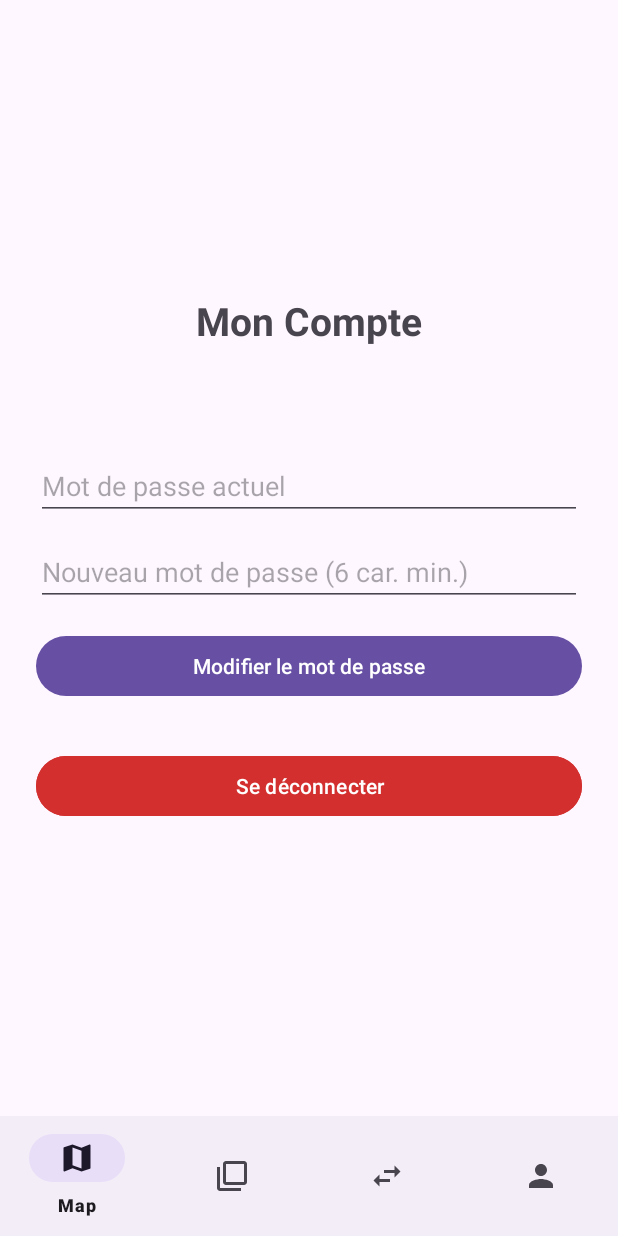
After one commit to thao-samyn/WikiMapsCards, an Android app: the fragment AccountFragment placed in its activity, on a phone screen of 412 x 824 dp. The commit adds this screen. Run offline under Robolectric (Android 15) with nearby library versions, the phone set to English and light mode, and no system bars; our stand-ins replace Firebase (no records; nobody signed in at launch, a user with empty details on screens opened directly).

Commit message:
feat(account): ajout de l'onglet Compte

```diff
--- a/app/src/main/java/com/thaosamyn/wikimapscards/MainActivity.java
+++ b/app/src/main/java/com/thaosamyn/wikimapscards/MainActivity.java
@@ -10,6 +10,7 @@ import androidx.core.view.WindowInsetsCompat;
 import androidx.fragment.app.Fragment;
 import com.google.android.material.bottomnavigation.BottomNavigationView;
 
+import com.thaosamyn.wikimapscards.ui.account.AccountFragment;
 import com.thaosamyn.wikimapscards.ui.collection.CollectionFragment;
 import com.thaosamyn.wikimapscards.ui.map.MapFragment;
 import com.thaosamyn.wikimapscards.ui.trade.TradesFragment;
@@ -37,6 +38,8 @@ public class MainActivity extends AppCompatActivity {
                 showFragment(new CollectionFragment());
             } else if (id == R.id.nav_trades) {
                 showFragment(new TradesFragment());
+            } else if (id == R.id.nav_account) {
+                showFragment(new AccountFragment());
             } else {
                 return false;
             }
--- /dev/null
+++ b/app/src/main/java/com/thaosamyn/wikimapscards/ui/account/AccountFragment.java
@@ -0,0 +1,92 @@
+package com.thaosamyn.wikimapscards.ui.account;
+
+import android.content.Intent;
+import android.os.Bundle;
+import android.view.LayoutInflater;
+import android.view.View;
+import android.view.ViewGroup;
+import android.widget.Button;
+import android.widget.EditText;
+import android.widget.TextView;
+import android.widget.Toast;
+
+import androidx.annotation.NonNull;
+import androidx.annotation.Nullable;
+import androidx.fragment.app.Fragment;
+
+import com.google.firebase.auth.AuthCredential;
+import com.google.firebase.auth.EmailAuthProvider;
+import com.google.firebase.auth.FirebaseAuth;
+import com.google.firebase.auth.FirebaseUser;
+import com.thaosamyn.wikimapscards.LoginActivity;
+import com.thaosamyn.wikimapscards.R;
+
+public class AccountFragment extends Fragment {
+
+    private FirebaseAuth mAuth;
+
+    @Nullable
+    @Override
+    public View onCreateView(@NonNull LayoutInflater inflater, @Nullable ViewGroup container,
+                             @Nullable Bundle savedInstanceState) {
+        View view = inflater.inflate(R.layout.fragment_account, container, false);
+
+        // Récupération de la session Firebase active
+        mAuth = FirebaseAuth.getInstance();
+        FirebaseUser user = mAuth.getCurrentUser();
+
+        TextView emailText = view.findViewById(R.id.accountEmailText);
+        EditText oldPasswordInput = view.findViewById(R.id.oldPasswordInput);
+        EditText newPasswordInput = view.findViewById(R.id.newPasswordInput);
+        Button changePasswordButton = view.findViewById(R.id.changePasswordButton);
+        Button logoutButton = view.findViewById(R.id.logoutButton);
+
+        // Affichage de l'adresse e-mail de l'utilisateur connecté
+        if (user != null) {
+            emailText.setText(user.getEmail());
+        }
+
+        // Modification du mot de passe
+        changePasswordButton.setOnClickListener(v -> {
+            String oldPassword = oldPasswordInput.getText().toString().trim();
+            String newPassword = newPasswordInput.getText().toString().trim();
+
+            if (oldPassword.isEmpty() || newPassword.length() < 6) {
+                Toast.makeText(getActivity(), "Remplissez les champs (6 caractères min.)", Toast.LENGTH_LONG).show();
+                return;
+            }
+
+            if (user == null || user.getEmail() == null) return;
+
+            // Firebase impose de revérifier l'ancien mot de passe avant de le changer
+            AuthCredential credential = EmailAuthProvider.getCredential(user.getEmail(), oldPassword);
+            user.reauthenticate(credential).addOnCompleteListener(reauthTask -> {
+                if (reauthTask.isSuccessful()) {
+                    // Enregistrement du nouveau mot de passe
+                    user.updatePassword(newPassword).addOnCompleteListener(updateTask -> {
+                        if (updateTask.isSuccessful()) {
+                            Toast.makeText(getActivity(), "Mot de passe modifié !", Toast.LENGTH_SHORT).show();
+                            oldPasswordInput.setText("");
+                            newPasswordInput.setText("");
+                        } else {
+                            Toast.makeText(getActivity(), "Erreur lors de la modification.", Toast.LENGTH_LONG).show();
+                        }
+                    });
+                } else {
+                    Toast.makeText(getActivity(), "Mot de passe actuel incorrect.", Toast.LENGTH_LONG).show();
+                }
+            });
+        });
+
+        // Déconnexion et retour à l'écran de login
+        logoutButton.setOnClickListener(v -> {
+            mAuth.signOut();
+            Intent intent = new Intent(getActivity(), LoginActivity.class);
+            startActivity(intent);
+            // Ferme MainActivity pour empêcher le retour vers les onglets
+            requireActivity().finish();
+        });
+
+        return view;
+    }
+}
--- /dev/null
+++ b/app/src/main/res/drawable/ic_account.xml
@@ -0,0 +1,20 @@
+<!--
+  ~ Copyright (C) 2026 The Android Open Source Project
+  ~
+  ~ Licensed under the Apache License, Version 2.0 (the "License");
+  ~ you may not use this file except in compliance with the License.
+  ~ You may obtain a copy of the License at
+  ~
+  ~      http://www.apache.org/licenses/LICENSE-2.0
+  ~
+  ~ Unless required by applicable law or agreed to in writing, software
+  ~ distributed under the License is distributed on an "AS IS" BASIS,
+  ~ WITHOUT WARRANTIES OR CONDITIONS OF ANY KIND, either express or implied.
+  ~ See the License for the specific language governing permissions and
+  ~ limitations under the License.
+  -->
+<vector xmlns:android="http://schemas.android.com/apk/res/android" android:height="24dp" android:tint="#000000" android:viewportHeight="24" android:viewportWidth="24" android:width="24dp">
+
+    <path android:fillColor="@android:color/white" android:pathData="M12,12c2.21,0 4,-1.79 4,-4s-1.79,-4 -4,-4 -4,1.79 -4,4 1.79,4 4,4zM12,14c-2.67,0 -8,1.34 -8,4v2h16v-2c0,-2.66 -5.33,-4 -8,-4z"/>
+
+</vector>
--- /dev/null
+++ b/app/src/main/res/layout/fragment_account.xml
@@ -0,0 +1,55 @@
+<?xml version="1.0" encoding="utf-8"?>
+<LinearLayout xmlns:android="http://schemas.android.com/apk/res/android"
+    android:layout_width="match_parent"
+    android:layout_height="match_parent"
+    android:orientation="vertical"
+    android:gravity="center"
+    android:padding="24dp">
+
+    <TextView
+        android:layout_width="wrap_content"
+        android:layout_height="wrap_content"
+        android:text="Mon Compte"
+        android:textSize="26sp"
+        android:textStyle="bold"
+        android:layout_marginBottom="16dp" />
+
+    <TextView
+        android:id="@+id/accountEmailText"
+        android:layout_width="wrap_content"
+        android:layout_height="wrap_content"
+        android:textSize="16sp"
+        android:textStyle="bold"
+        android:layout_marginBottom="32dp" />
+
+    <EditText
+        android:id="@+id/oldPasswordInput"
+        android:layout_width="match_parent"
+        android:layout_height="wrap_content"
+        android:hint="Mot de passe actuel"
+        android:inputType="textPassword"
+        android:layout_marginBottom="12dp" />
+
+    <EditText
+        android:id="@+id/newPasswordInput"
+        android:layout_width="match_parent"
+        android:layout_height="wrap_content"
+        android:hint="Nouveau mot de passe (6 car. min.)"
+        android:inputType="textPassword"
+        android:layout_marginBottom="16dp" />
+
+    <Button
+        android:id="@+id/changePasswordButton"
+        android:layout_width="match_parent"
+        android:layout_height="wrap_content"
+        android:text="Modifier le mot de passe"
+        android:layout_marginBottom="32dp" />
+
+    <Button
+        android:id="@+id/logoutButton"
+        android:layout_width="match_parent"
+        android:layout_height="wrap_content"
+        android:text="Se déconnecter"
+        android:backgroundTint="#D32F2F" />
+
+</LinearLayout>
--- a/app/src/main/res/menu/bottom_nav_menu.xml
+++ b/app/src/main/res/menu/bottom_nav_menu.xml
@@ -14,4 +14,9 @@
         android:id="@+id/nav_trades"
         android:icon="@drawable/ic_trade"
         android:title="@string/nav_trades" />
+
+    <item
+        android:id="@+id/nav_account"
+        android:icon="@drawable/ic_account"
+        android:title="@string/nav_account" />
 </menu>
--- a/app/src/main/res/values/strings.xml
+++ b/app/src/main/res/values/strings.xml
@@ -7,7 +7,7 @@
     <string name="nav_map">Map</string>
     <string name="nav_collection">Collection</string>
     <string name="nav_trades">Trade</string>
-
+    <string name="nav_account">Compte</string>
 
     <!--- Map string -->
     <string name="hello_map_fragment">Test map fragment</string>
```
